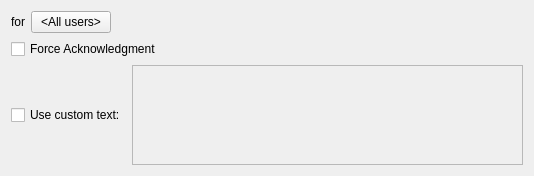
Qt form vms/client/nx_vms_client_desktop/src/ui/widgets/business/popup_business_action_widget.ui (networkoptix/nx_open) before a commit.
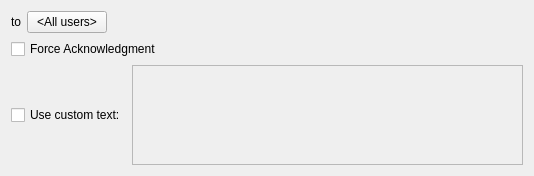
The same form after that commit. Custom widgets are drawn as their Qt base class.

Commit message:
VMS-17641, VMS-17670: Fixed send notification action widget layout, added 'Set Language' button
Branch: vms_4.1

Diff of the .ui file:
```diff
--- a/vms/client/nx_vms_client_desktop/src/ui/widgets/business/popup_business_action_widget.ui
+++ b/vms/client/nx_vms_client_desktop/src/ui/widgets/business/popup_business_action_widget.ui
@@ -19,7 +19,7 @@
      <item>
       <widget class="QLabel" name="usersLabel">
        <property name="text">
-        <string>for</string>
+        <string>to</string>
        </property>
       </widget>
      </item>
```
The commit also changes 3 other files.
